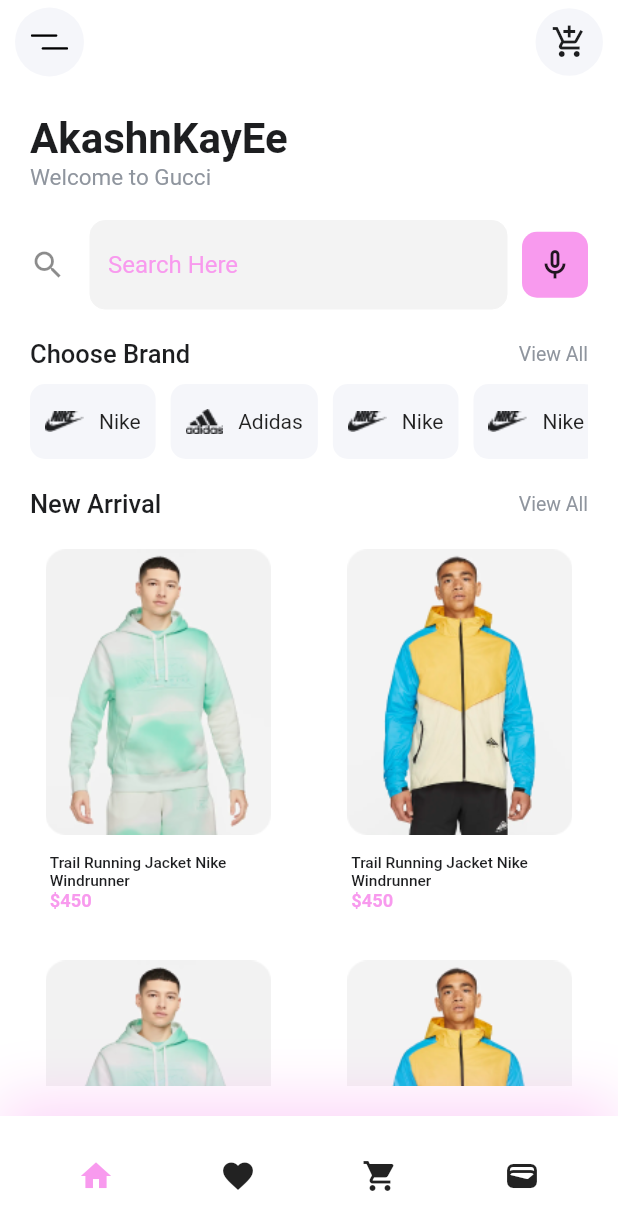
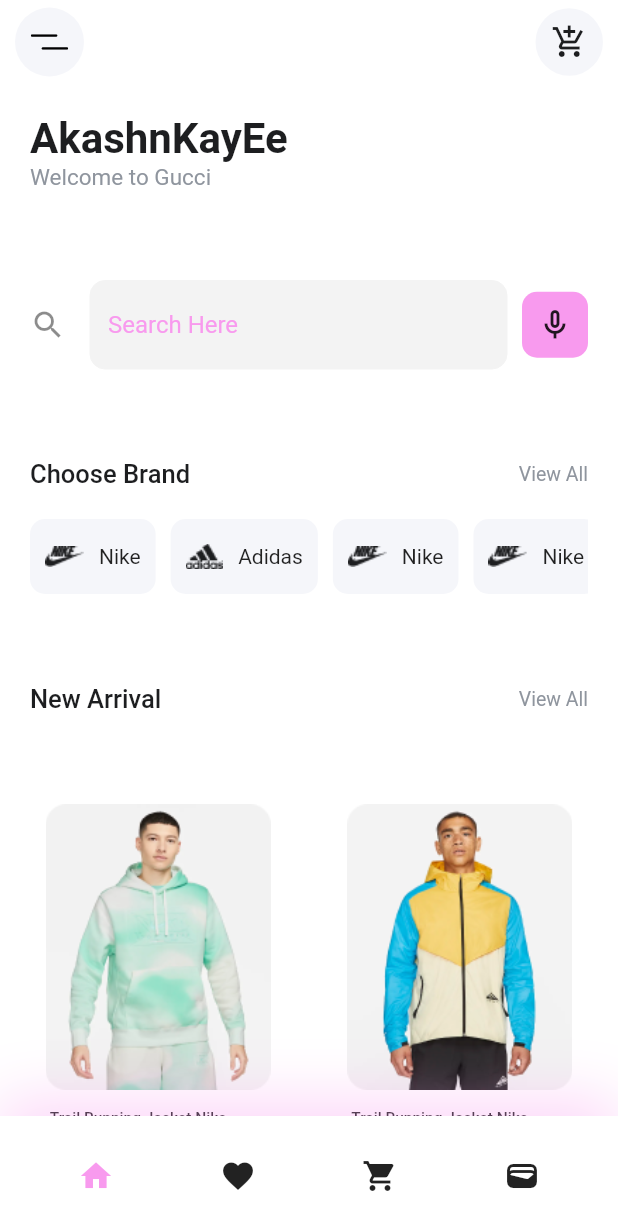
Before and after one commit to KE2002/Flutter_UI, a Flutter app: the MenSection screen opened directly, on a phone screen of 412 x 824 dp. Shown: the top 1230 px of the screen. Run offline on Flutter 3.47's test engine with Material 2 defaults, Android fonts, the phone set to English and light mode, and no system bars; our stand-ins replace flutter_svg, gap.

Commit message:
scroll me
Co-authored-by: Akash <Akash-Manikandan@users.noreply.github.com>

```diff
--- a/lib/choosebrand.dart
+++ b/lib/choosebrand.dart
@@ -8,10 +8,12 @@ class ChooseBrand extends StatelessWidget {
 
   @override
   Widget build(BuildContext context) {
-    return Column(
+    return Padding(
+      padding: const EdgeInsets.all(20.0),
+      child: Column(
         mainAxisAlignment: MainAxisAlignment.start,
         crossAxisAlignment: CrossAxisAlignment.start,
-      children: <Widget> [
+        children: <Widget>[
           Row(
             mainAxisAlignment: MainAxisAlignment.spaceBetween,
             children: const <Widget>[
@@ -33,7 +35,7 @@ class ChooseBrand extends StatelessWidget {
               ),
             ],
           ),
-        const Gap(10),
+          const Gap(20),
           SingleChildScrollView(
             scrollDirection: Axis.horizontal,
             child: Row(
@@ -91,6 +93,7 @@ class ChooseBrand extends StatelessWidget {
             ),
           )
         ],
+      ),
     );
   }
 }
--- a/lib/men_section.dart
+++ b/lib/men_section.dart
@@ -81,11 +81,13 @@ class MenSection extends StatelessWidget {
           ],
         ),
       ),
-      body: Padding(
+      body: ListView(
+        shrinkWrap: true,
+        primary: true,
+        children: <Widget>[
+          Padding(
             padding: const EdgeInsets.all(20.0),
-        child: Column(
-          children: <Widget>[
-            Row(
+            child: Row(
               children: <Widget>[
                 RichText(
                   text: const TextSpan(
@@ -111,8 +113,11 @@ class MenSection extends StatelessWidget {
                 ),
               ],
             ),
+          ),
           const Gap(20),
-            Row(
+          Padding(
+            padding: const EdgeInsets.all(20.0),
+            child: Row(
               children: <Widget>[
                 Expanded(
                   child: TextField(
@@ -155,10 +160,13 @@ class MenSection extends StatelessWidget {
                 )
               ],
             ),
+          ),
           const Gap(20),
           const ChooseBrand(),
           const Gap(20),
-            Row(
+          Padding(
+            padding: const EdgeInsets.all(20.0),
+            child: Row(
               mainAxisAlignment: MainAxisAlignment.spaceBetween,
               children: const <Widget>[
                 Text(
@@ -179,9 +187,13 @@ class MenSection extends StatelessWidget {
                 ),
               ],
             ),
+          ),
           const Gap(20),
-            Expanded(
+          Padding(
+            padding: const EdgeInsets.all(20.0),
             child: GridView(
+              shrinkWrap: true,
+              primary: false,
               gridDelegate: SliverGridDelegateWithFixedCrossAxisCount(
                 crossAxisCount: size.width > 380
                     ? (size.width / 250).round()
@@ -219,7 +231,6 @@ class MenSection extends StatelessWidget {
           )
         ],
       ),
-      ),
     );
   }
 }
```
Lines whose indentation alone changed are shown as unchanged.
